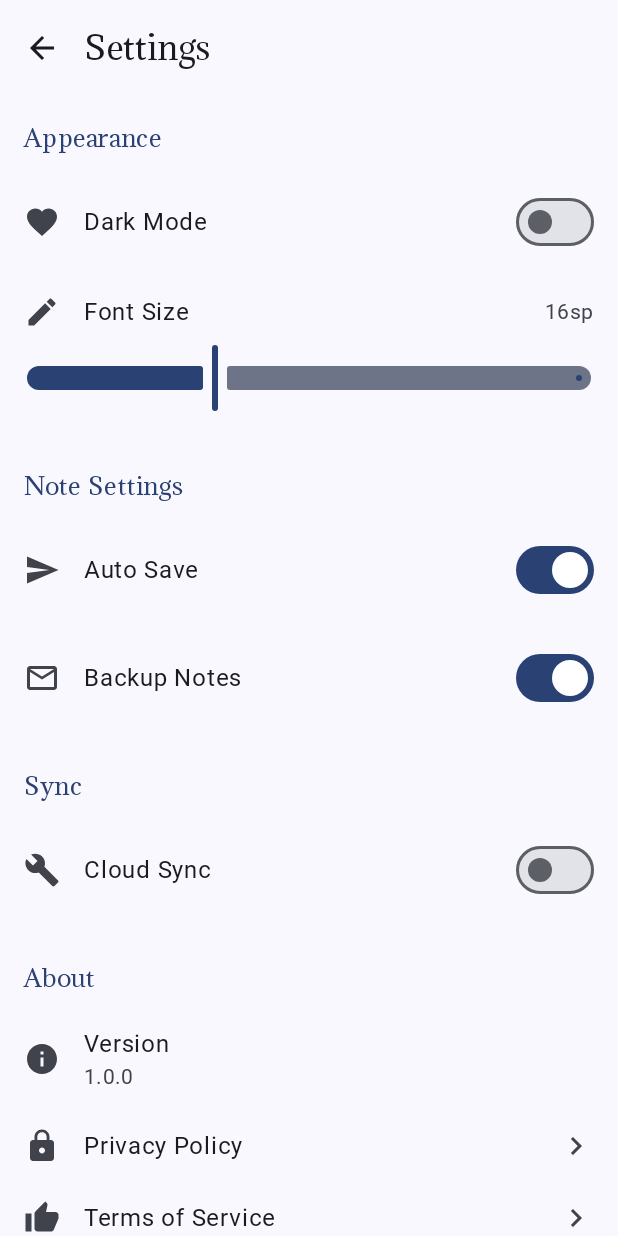
After one commit to DevDomingoJohn/Ceso, an Android app built with Jetpack Compose: the SettingsScreen screen opened through its navigation route, on a phone screen of 412 x 824 dp. The commit adds this screen. Run offline under Robolectric (Android 15) with nearby library versions, the phone set to English and light mode, and no system bars; our stand-ins replace Room's generated code.

Commit message:
14th Commit: Settings Screen, navigation changes & incomplete settings functionality.

```diff
--- a/app/src/main/java/com/domindev/ceso/MainActivity.kt
+++ b/app/src/main/java/com/domindev/ceso/MainActivity.kt
@@ -9,12 +9,12 @@ import androidx.lifecycle.viewmodel.compose.viewModel
 import androidx.navigation.compose.NavHost
 import androidx.navigation.compose.composable
 import androidx.navigation.compose.rememberNavController
-import com.domindev.ceso.ui.navigation.NoteScreen
-import com.domindev.ceso.ui.navigation.HomeScreen
 import com.domindev.ceso.ui.screens.NoteScreen
 import com.domindev.ceso.ui.screens.HomeScreen
+import com.domindev.ceso.ui.screens.SettingsScreen
 import com.domindev.ceso.ui.viewmodel.DataViewModel
 import com.domindev.ceso.ui.theme.CesoTheme
+import kotlinx.serialization.Serializable
 
 class MainActivity : ComponentActivity() {
     override fun onCreate(savedInstanceState: Bundle?) {
@@ -31,7 +31,7 @@ class MainActivity : ComponentActivity() {
                     startDestination = HomeScreen
                 ) {
                     composable<HomeScreen> {
-                        HomeScreen(viewModel, state, viewModel::onEvent) {
+                        HomeScreen(viewModel, state, navController, viewModel::onEvent) {
                             navController.navigate(it)
                         }
                     }
@@ -40,8 +40,22 @@ class MainActivity : ComponentActivity() {
                             navController.navigateUp()
                         }
                     }
+                    composable<SettingsScreen> {
+                        SettingsScreen(state, navController, viewModel::onEvent) {
+                            navController.navigate(it)
+                        }
+                    }
                 }
             }
         }
     }
 }
+
+@Serializable
+object HomeScreen
+
+@Serializable
+object NoteScreen
+
+@Serializable
+object SettingsScreen
--- a/app/src/main/java/com/domindev/ceso/ui/components/Components.kt
+++ b/app/src/main/java/com/domindev/ceso/ui/components/Components.kt
@@ -46,9 +46,13 @@ import androidx.compose.ui.text.font.FontWeight
 import androidx.compose.ui.unit.Dp
 import androidx.compose.ui.unit.dp
 import androidx.compose.ui.unit.sp
+import androidx.navigation.NavHostController
+import androidx.navigation.compose.rememberNavController
 import com.domindev.ceso.R
+import com.domindev.ceso.SettingsScreen
 import com.domindev.ceso.data.Notes
 import com.domindev.ceso.ui.event.Events
+import com.domindev.ceso.ui.screens.SettingsScreen
 import com.domindev.ceso.ui.state.State
 import com.domindev.ceso.ui.theme.bodyFontFamily
 import com.domindev.ceso.ui.theme.displayFontFamily
@@ -239,7 +243,8 @@ data class NavigationItem(
 @Composable
 fun CesoNavigationDrawer(
     state: State,
-    onClick: () -> Unit,
+    navController: NavHostController,
+    //onClick: () -> Unit,
     content: @Composable () -> Unit
 ) {
     val items = listOf(
@@ -281,10 +286,16 @@ fun CesoNavigationDrawer(
                         icon = { Icon(imageVector = item.icon, contentDescription = item.title)},
                         selected = index == state.selectedItem.value,
                         onClick = {
-                            state.selectedItem.value = index
+                            if (index == 0 || index == 2)
+                                state.selectedItem.value = index
+
                             coroutineScope.launch {
-                                if (index == 1) {
-                                   onClick()
+//                                if (index == 1) {
+//                                   onClick()
+//                                }
+                                if (index == 3 && state.selectedItem.value != index) {
+                                    state.selectedItem.value = index
+                                    navController.navigate(SettingsScreen)
                                 }
                                 state.drawerState.close()
                             }
--- a/app/src/main/java/com/domindev/ceso/ui/navigation/Nav.kt
+++ /dev/null
@@ -1,9 +0,0 @@
-package com.domindev.ceso.ui.navigation
-
-import kotlinx.serialization.Serializable
-
-@Serializable
-object HomeScreen
-
-@Serializable
-object NoteScreen
--- a/app/src/main/java/com/domindev/ceso/ui/screens/HomeScreen.kt
+++ b/app/src/main/java/com/domindev/ceso/ui/screens/HomeScreen.kt
@@ -25,9 +25,10 @@ import androidx.compose.runtime.getValue
 import androidx.compose.ui.Modifier
 import androidx.compose.ui.input.nestedscroll.nestedScroll
 import androidx.compose.ui.platform.LocalContext
+import androidx.navigation.NavHostController
+import com.domindev.ceso.NoteScreen
 import com.domindev.ceso.ui.event.Events
 import com.domindev.ceso.ui.state.State
-import com.domindev.ceso.ui.navigation.NoteScreen
 import com.domindev.ceso.ui.components.CesoHomeTopBar
 import com.domindev.ceso.ui.components.CesoNavigationDrawer
 import com.domindev.ceso.ui.components.NoteItem
@@ -41,6 +42,7 @@ import com.domindev.ceso.util.readTextFileFromUri
 fun HomeScreen(
     viewModel: DataViewModel,
     state: State,
+    navController: NavHostController,
     onEvent: (Events) -> Unit,
     navigateTo: (Any) -> Unit
 ) {
@@ -64,7 +66,8 @@ fun HomeScreen(
         modifier = Modifier.fillMaxSize(),
         color = MaterialTheme.colorScheme.background
     ) {
-        CesoNavigationDrawer(state = state, onClick = { filePickerLauncher.launch(arrayOf("text/plain"))}) {
+        // onClick = { filePickerLauncher.launch(arrayOf("text/plain"))}
+        CesoNavigationDrawer(state, navController) {
             Scaffold(
                 floatingActionButton = {
                     FloatingActionButton(onClick = {
--- /dev/null
+++ b/app/src/main/java/com/domindev/ceso/ui/screens/SettingsScreen.kt
@@ -0,0 +1,289 @@
+package com.domindev.ceso.ui.screens
+
+import androidx.compose.foundation.layout.*
+import androidx.compose.foundation.rememberScrollState
+import androidx.compose.foundation.verticalScroll
+import androidx.compose.material.icons.Icons
+import androidx.compose.material.icons.automirrored.filled.ArrowBack
+import androidx.compose.material.icons.automirrored.filled.KeyboardArrowRight
+import androidx.compose.material.icons.automirrored.filled.Send
+import androidx.compose.material.icons.filled.*
+import androidx.compose.material3.*
+import androidx.compose.runtime.*
+import androidx.compose.ui.Alignment
+import androidx.compose.ui.Modifier
+import androidx.compose.ui.text.style.TextOverflow
+import androidx.compose.ui.unit.dp
+import androidx.navigation.NavHostController
+import com.domindev.ceso.ui.components.CesoNavigationDrawer
+import com.domindev.ceso.ui.event.Events
+import com.domindev.ceso.ui.state.State
+
+@OptIn(ExperimentalMaterial3Api::class)
+@Composable
+fun SettingsScreen(
+    state: State,
+    navController: NavHostController,
+    onEvent: (Events) -> Unit,
+    navigateBack: () -> Unit
+) {
+    var darkMode by remember { mutableStateOf(false) }
+    var fontSize by remember { mutableIntStateOf(16) }
+    var autoSave by remember { mutableStateOf(true) }
+    var backupEnabled by remember { mutableStateOf(true) }
+    var syncEnabled by remember { mutableStateOf(false) }
+
+    CesoNavigationDrawer(state,navController) {
+        Scaffold(
+            topBar = {
+                TopAppBar(
+                    title = { Text("Settings") },
+                    navigationIcon = {
+                        IconButton(
+                            onClick = {
+                                navigateBack() // TODO
+                            }
+                        ) {
+                            Icon(Icons.AutoMirrored.Filled.ArrowBack, contentDescription = "Back")
+                        }
+                    }
+                )
+            }
+        ) { padding ->
+            Column(
+                modifier = Modifier
+                    .fillMaxSize()
+                    .padding(padding)
+                    .verticalScroll(rememberScrollState())
+            ) {
+                // Appearance Section
+                SettingsSection(title = "Appearance") {
+                    SettingsSwitchItem(
+                        icon = Icons.Default.Favorite,
+                        //icon = Icons.Default.DarkMode,
+                        title = "Dark Mode",
+                        checked = darkMode,
+                        onCheckedChange = { darkMode = it }
+                    )
+                    SettingsSliderItem(
+                        icon = Icons.Default.Create,
+                        //icon = Icons.Default.TextFields,
+                        title = "Font Size",
+                        value = fontSize.toFloat(),
+                        onValueChange = { fontSize = it.toInt() },
+                        valueRange = 12f..24f,
+                        valueText = "${fontSize}sp"
+                    )
+                }
+
+                // Note Settings Section
+                SettingsSection(title = "Note Settings") {
+                    SettingsSwitchItem(
+                        icon = Icons.AutoMirrored.Default.Send,
+                        // icon = Icons.Default.Save,
+                        title = "Auto Save",
+                        checked = autoSave,
+                        onCheckedChange = { autoSave = it }
+                    )
+                    SettingsSwitchItem(
+                        icon = Icons.Default.MailOutline,
+                        // icon = Icons.Default.Backup,
+                        title = "Backup Notes",
+                        checked = backupEnabled,
+                        onCheckedChange = { backupEnabled = it }
+                    )
+                }
+
+                // Sync Section
+                SettingsSection(title = "Sync") {
+                    SettingsSwitchItem(
+                        icon = Icons.Default.Build,
+                        // icon = Icons.Default.CloudSync,
+                        title = "Cloud Sync",
+                        checked = syncEnabled,
+                        onCheckedChange = { syncEnabled = it }
+                    )
+                    if (syncEnabled) {
+                        SettingsItem(
+                            icon = Icons.Default.AccountCircle,
+                            title = "Sync Account",
+                            subtitle = "Not signed in",
+                            onClick = { /* Handle sign in */ }
+                        )
+                    }
+                }
+
+                // About Section
+                SettingsSection(title = "About") {
+                    SettingsItem(
+                        icon = Icons.Default.Info,
+                        title = "Version",
+                        subtitle = "1.0.0"
+                    )
+                    SettingsItem(
+                        icon = Icons.Default.Lock,
+                        // icon = Icons.Default.PrivacyTip,
+                        title = "Privacy Policy",
+                        onClick = { /* Handle privacy policy */ }
+                    )
+                    SettingsItem(
+                        icon = Icons.Default.ThumbUp,
+                        // icon = Icons.Default.Description,
+                        title = "Terms of Service",
+                        onClick = { /* Handle terms of service */ }
+                    )
+                }
+            }
+        }
+    }
+}
+
+@Composable
+private fun SettingsSection(
+    title: String,
+    content: @Composable () -> Unit
+) {
+    Column(
+        modifier = Modifier.padding(vertical = 8.dp)
+    ) {
+        Text(
+            text = title,
+            style = MaterialTheme.typography.titleMedium,
+            color = MaterialTheme.colorScheme.primary,
+            modifier = Modifier.padding(horizontal = 16.dp, vertical = 8.dp)
+        )
+        content()
+    }
+}
+
+@Composable
+private fun SettingsItem(
+    icon: androidx.compose.ui.graphics.vector.ImageVector,
+    title: String,
+    subtitle: String? = null,
+    onClick: (() -> Unit)? = null
+) {
+    Surface(
+        onClick = { onClick?.invoke() },
+        modifier = Modifier.fillMaxWidth()
+    ) {
+        Row(
+            modifier = Modifier
+                .padding(horizontal = 16.dp, vertical = 12.dp)
+                .fillMaxWidth(),
+            verticalAlignment = Alignment.CenterVertically
+        ) {
+            Icon(
+                imageVector = icon,
+                contentDescription = null,
+                tint = MaterialTheme.colorScheme.onSurfaceVariant
+            )
+            Spacer(modifier = Modifier.width(16.dp))
+            Column(modifier = Modifier.weight(1f)) {
+                Text(
+                    text = title,
+                    style = MaterialTheme.typography.bodyLarge
+                )
+                if (subtitle != null) {
+                    Text(
+                        text = subtitle,
+                        style = MaterialTheme.typography.bodyMedium,
+                        color = MaterialTheme.colorScheme.onSurfaceVariant,
+                        maxLines = 1,
+                        overflow = TextOverflow.Ellipsis
+                    )
+                }
+            }
+            if (onClick != null) {
+                Icon(
+                    imageVector = Icons.AutoMirrored.Default.KeyboardArrowRight,
+                    // imageVector = Icons.Default.ChevronRight,
+                    contentDescription = null,
+                    tint = MaterialTheme.colorScheme.onSurfaceVariant
+                )
+            }
+        }
+    }
+}
+
+@Composable
+private fun SettingsSwitchItem(
+    icon: androidx.compose.ui.graphics.vector.ImageVector,
+    title: String,
+    checked: Boolean,
+    onCheckedChange: (Boolean) -> Unit
+) {
+    Surface(
+        modifier = Modifier.fillMaxWidth()
+    ) {
+        Row(
+            modifier = Modifier
+                .padding(horizontal = 16.dp, vertical = 12.dp)
+                .fillMaxWidth(),
+            verticalAlignment = Alignment.CenterVertically
+        ) {
+            Icon(
+                imageVector = icon,
+                contentDescription = null,
+                tint = MaterialTheme.colorScheme.onSurfaceVariant
+            )
+            Spacer(modifier = Modifier.width(16.dp))
+            Text(
+                text = title,
+                style = MaterialTheme.typography.bodyLarge,
+                modifier = Modifier.weight(1f)
+            )
+            Switch(
+                checked = checked,
+                onCheckedChange = onCheckedChange
+            )
+        }
+    }
+}
+
+@Composable
+private fun SettingsSliderItem(
+    icon: androidx.compose.ui.graphics.vector.ImageVector,
+    title: String,
+    value: Float,
+    onValueChange: (Float) -> Unit,
+    valueRange: ClosedFloatingPointRange<Float>,
+    valueText: String
+) {
+    Surface(
+        modifier = Modifier.fillMaxWidth()
+    ) {
+        Column(
+            modifier = Modifier
+                .padding(horizontal = 16.dp, vertical = 12.dp)
+                .fillMaxWidth()
+        ) {
+            Row(
+                verticalAlignment = Alignment.CenterVertically
+            ) {
+                Icon(
+                    imageVector = icon,
+                    contentDescription = null,
+                    tint = MaterialTheme.colorScheme.onSurfaceVariant
+                )
+                Spacer(modifier = Modifier.width(16.dp))
+                Text(
+                    text = title,
+                    style = MaterialTheme.typography.bodyLarge,
+                    modifier = Modifier.weight(1f)
+                )
+                Text(
+                    text = valueText,
+                    style = MaterialTheme.typography.bodyMedium,
+                    color = MaterialTheme.colorScheme.onSurfaceVariant
+                )
+            }
+            Slider(
+                value = value,
+                onValueChange = onValueChange,
+                valueRange = valueRange,
+                modifier = Modifier.padding(top = 8.dp)
+            )
+        }
+    }
+}
--- a/gradle/libs.versions.toml
+++ b/gradle/libs.versions.toml
@@ -1,5 +1,5 @@
 [versions]
-agp = "8.5.1"
+agp = "8.9.1"
 kotlin = "2.0.0"
 coreKtx = "1.13.1"
 junit = "4.13.2"
```
Also changed, not shown: gradle/wrapper/gradle-wrapper.properties.
